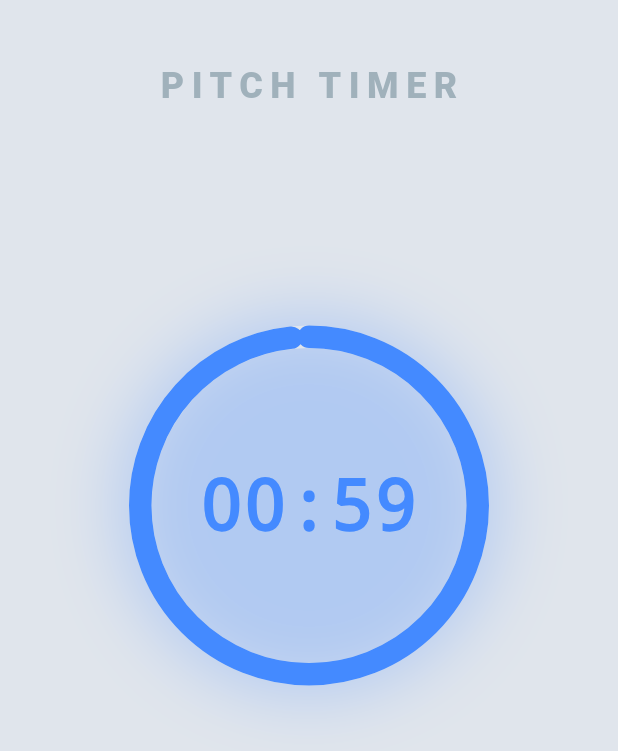
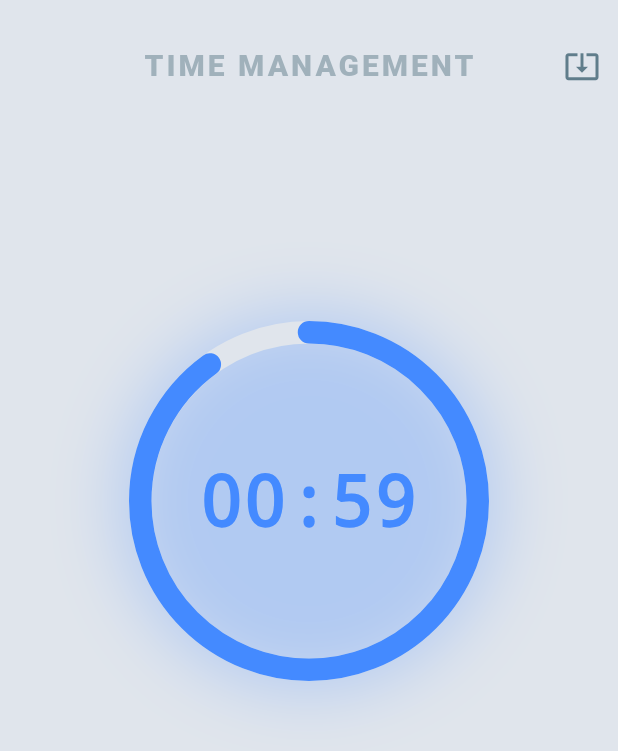
Before and after one commit to shokhai2007-arch/Time_manager, a Flutter app: the screen it shows after launch, after a tap on "START", on a phone screen of 412 x 824 dp. Shown: the top 751 px of the screen. Run offline on Flutter 3.47's test engine with Material 3 defaults, Android fonts, the phone set to English and light mode, and no system bars; drawn by our look-alikes of percent_indicator; our stand-ins replace flutter_neumorphic_plus, flutter_riverpod, package_info_plus, vibration; network calls fail.

Commit message:
feat: Time Management v2 - dual timer, ALFA icon, auto-update, permissions
- Rename app to 'Time Management' (package: time_management)
- Add A.L.F.A.png launcher icon via flutter_launcher_icons
- Refactor TimerState: totalSeconds + periodSeconds dual-timer logic
- Each period end triggers 3s haptic vibration, loops until total expires
- Add 3-tier dynamic UI (Header, Haptic Ring, Depth-Recess inputs)
- Add lib/updater.dart: GitHub Releases API auto-update checker
- Add update button in header (system_update_alt icon)
- Add Android permissions: INTERNET, REQUEST_INSTALL_PACKAGES
- Fix android:label to 'Time Management'
- Add deps: http, url_launcher, package_info_plus, flutter_launcher_icons
- Update widget test for new title 'TIME MANAGEMENT'

```diff
--- /dev/null
+++ b/flutter_launcher_icons.yaml
@@ -0,0 +1,4 @@
+flutter_launcher_icons:
+  android: true
+  image_path: "A.L.F.A.png"
+  min_sdk_android: 21
--- a/lib/main.dart
+++ b/lib/main.dart
@@ -3,6 +3,7 @@ import 'package:flutter_riverpod/flutter_riverpod.dart';
 import 'timer_controller.dart';
 import 'decorators.dart';
 import 'widgets/haptic_ring.dart';
+import 'updater.dart';
 
 void main() {
   runApp(const ProviderScope(child: MyApp()));
@@ -36,9 +37,22 @@ class MainScreen extends ConsumerStatefulWidget {
 }
 
 class _MainScreenState extends ConsumerState<MainScreen> {
-  final TextEditingController _inputController = TextEditingController(
-    text: '60',
+  final TextEditingController _totalTimeController = TextEditingController(text: '60');
+  final TextEditingController _periodTimeController = TextEditingController(text: '10');
+
+  void _checkUpdates() async {
+    final hasUpdate = await AutoUpdater.checkForUpdates();
+    if (!mounted) return;
+    if (hasUpdate) {
+      ScaffoldMessenger.of(context).showSnackBar(
+        const SnackBar(content: Text('Yangilanish topildi va yuklanmoqda...')),
       );
+    } else {
+      ScaffoldMessenger.of(context).showSnackBar(
+        const SnackBar(content: Text('Oxirgi versiyadan foydalanyapsiz.')),
+      );
+    }
+  }
 
   @override
   Widget build(BuildContext context) {
@@ -52,32 +66,43 @@ class _MainScreenState extends ConsumerState<MainScreen> {
       body: SafeArea(
         child: Column(
           children: [
-            const SizedBox(height: 40),
-            // Header
+            const SizedBox(height: 20),
+            // Header (Tier 1)
+            Row(
+              mainAxisAlignment: MainAxisAlignment.spaceBetween,
+              children: [
+                const SizedBox(width: 48), // Balance for icon button
                 Text(
-              'PITCH TIMER',
+                  'TIME MANAGEMENT',
                   style: TextStyle(
-                fontSize: 24,
+                    fontSize: 20,
                     fontWeight: FontWeight.w900,
                     color: Colors.blueGrey.withValues(alpha: 0.5),
-                letterSpacing: 5,
+                    letterSpacing: 2,
                   ),
+                ),
+                IconButton(
+                  icon: const Icon(Icons.system_update_alt, color: Colors.blueGrey),
+                  onPressed: _checkUpdates,
+                  tooltip: 'Check for updates',
+                ),
+              ],
             ),
             const Spacer(),
 
-            // Central Ring/Timer
+            // Central Ring/Timer (Tier 2)
             GestureDetector(
               onTap: timerNotifier.toggle,
               onLongPress: timerNotifier.hardReset,
               child: HapticRingComponent(
-                progress: timerState.progress,
-                text: _formatTime(timerState.remainingSeconds),
+                progress: timerState.periodProgress,
+                text: _formatTime(timerState.remainingTotalSeconds),
               ),
             ),
 
             const Spacer(),
 
-            // Footer Inputs with Depth-Recess Transition
+            // Footer Inputs with Depth-Recess Transition (Tier 3)
             AnimatedOpacity(
               duration: const Duration(milliseconds: 500),
               opacity: isIdle ? 1.0 : 0.0,
@@ -91,37 +116,62 @@ class _MainScreenState extends ConsumerState<MainScreen> {
                   ),
                   child: Column(
                     children: [
-                      Neumorphic(
+                      Row(
+                        children: [
+                          Expanded(
+                            child: Neumorphic(
                               style: NeumorphicDecorator.recessedStyle,
                               padding: const EdgeInsets.symmetric(
-                          horizontal: 20,
+                                horizontal: 10,
                                 vertical: 5,
                               ),
                               child: TextField(
-                          controller: _inputController,
+                                controller: _totalTimeController,
                                 keyboardType: TextInputType.number,
                                 textAlign: TextAlign.center,
                                 style: const TextStyle(
-                            fontSize: 20,
+                                  fontSize: 16,
                                   fontWeight: FontWeight.bold,
                                 ),
                                 decoration: const InputDecoration(
                                   border: InputBorder.none,
-                            hintText: 'Enter Seconds',
+                                  hintText: 'Total (s)',
                                 ),
-                          onChanged: (val) {
-                            final sec = int.tryParse(val) ?? 0;
-                            timerNotifier.setDuration(sec);
-                          },
                               ),
+                            ),
+                          ),
+                          const SizedBox(width: 20),
+                          Expanded(
+                            child: Neumorphic(
+                              style: NeumorphicDecorator.recessedStyle,
+                              padding: const EdgeInsets.symmetric(
+                                horizontal: 10,
+                                vertical: 5,
+                              ),
+                              child: TextField(
+                                controller: _periodTimeController,
+                                keyboardType: TextInputType.number,
+                                textAlign: TextAlign.center,
+                                style: const TextStyle(
+                                  fontSize: 16,
+                                  fontWeight: FontWeight.bold,
+                                ),
+                                decoration: const InputDecoration(
+                                  border: InputBorder.none,
+                                  hintText: 'Period (s)',
+                                ),
+                              ),
+                            ),
+                          ),
+                        ],
                       ),
                       const SizedBox(height: 30),
                       NeumorphicButton(
                         onPressed: () {
                           if (isIdle) {
-                            final sec =
-                                int.tryParse(_inputController.text) ?? 60;
-                            timerNotifier.setDuration(sec);
+                            final total = int.tryParse(_totalTimeController.text) ?? 60;
+                            final period = int.tryParse(_periodTimeController.text) ?? 10;
+                            timerNotifier.setDurations(total, period);
                             timerNotifier.start();
                           } else {
                             timerNotifier.toggle();
--- a/lib/timer_controller.dart
+++ b/lib/timer_controller.dart
@@ -6,28 +6,37 @@ enum TimerStatus { idle, active, paused }
 
 class TimerState {
   final int totalSeconds;
-  final int remainingSeconds;
+  final int remainingTotalSeconds;
+  final int periodSeconds;
+  final int remainingPeriodSeconds;
   final TimerStatus status;
 
   TimerState({
     required this.totalSeconds,
-    required this.remainingSeconds,
+    required this.remainingTotalSeconds,
+    required this.periodSeconds,
+    required this.remainingPeriodSeconds,
     required this.status,
   });
 
   TimerState copyWith({
     int? totalSeconds,
-    int? remainingSeconds,
+    int? remainingTotalSeconds,
+    int? periodSeconds,
+    int? remainingPeriodSeconds,
     TimerStatus? status,
   }) {
     return TimerState(
       totalSeconds: totalSeconds ?? this.totalSeconds,
-      remainingSeconds: remainingSeconds ?? this.remainingSeconds,
+      remainingTotalSeconds: remainingTotalSeconds ?? this.remainingTotalSeconds,
+      periodSeconds: periodSeconds ?? this.periodSeconds,
+      remainingPeriodSeconds: remainingPeriodSeconds ?? this.remainingPeriodSeconds,
       status: status ?? this.status,
     );
   }
 
-  double get progress => totalSeconds > 0 ? remainingSeconds / totalSeconds : 0;
+  double get periodProgress => periodSeconds > 0 ? remainingPeriodSeconds / periodSeconds : 0;
+  double get totalProgress => totalSeconds > 0 ? remainingTotalSeconds / totalSeconds : 0;
 }
 
 class TimerNotifier extends StateNotifier<TimerState> {
@@ -35,17 +44,21 @@ class TimerNotifier extends StateNotifier<TimerState> {
       : super(
           TimerState(
             totalSeconds: 0,
-            remainingSeconds: 0,
+            remainingTotalSeconds: 0,
+            periodSeconds: 0,
+            remainingPeriodSeconds: 0,
             status: TimerStatus.idle,
           ),
         );
 
   Timer? _timer;
 
-  void setDuration(int seconds) {
+  void setDurations(int total, int period) {
     state = state.copyWith(
-      totalSeconds: seconds,
-      remainingSeconds: seconds,
+      totalSeconds: total,
+      remainingTotalSeconds: total,
+      periodSeconds: period,
+      remainingPeriodSeconds: period,
       status: TimerStatus.idle,
     );
   }
@@ -59,18 +72,33 @@ class TimerNotifier extends StateNotifier<TimerState> {
   }
 
   void start() {
-    if (state.remainingSeconds <= 0) return;
+    if (state.remainingTotalSeconds <= 0) return;
 
     state = state.copyWith(status: TimerStatus.active);
     _timer?.cancel();
     _timer = Timer.periodic(const Duration(seconds: 1), (timer) {
-      if (state.remainingSeconds > 0) {
-        state = state.copyWith(remainingSeconds: state.remainingSeconds - 1);
+      if (state.remainingTotalSeconds > 0) {
+        final int newTotal = state.remainingTotalSeconds - 1;
+        int newPeriod = state.remainingPeriodSeconds - 1;
 
-        if (state.remainingSeconds == 0) {
+        if (newPeriod <= 0 && newTotal > 0) {
+          unawaited(_vibrate(3000));
+          newPeriod = state.periodSeconds;
+        }
+
+        if (newTotal == 0) {
           unawaited(_vibrate(2000));
           timer.cancel();
-          state = state.copyWith(status: TimerStatus.idle);
+          state = state.copyWith(
+            remainingTotalSeconds: 0,
+            remainingPeriodSeconds: 0,
+            status: TimerStatus.idle,
+          );
+        } else {
+          state = state.copyWith(
+            remainingTotalSeconds: newTotal,
+            remainingPeriodSeconds: newPeriod,
+          );
         }
       } else {
         timer.cancel();
@@ -86,7 +114,8 @@ class TimerNotifier extends StateNotifier<TimerState> {
   void reset() {
     _timer?.cancel();
     state = state.copyWith(
-      remainingSeconds: state.totalSeconds,
+      remainingTotalSeconds: state.totalSeconds,
+      remainingPeriodSeconds: state.periodSeconds,
       status: TimerStatus.idle,
     );
     unawaited(_vibrate(500));
@@ -96,7 +125,9 @@ class TimerNotifier extends StateNotifier<TimerState> {
     _timer?.cancel();
     state = TimerState(
       totalSeconds: 0,
-      remainingSeconds: 0,
+      remainingTotalSeconds: 0,
+      periodSeconds: 0,
+      remainingPeriodSeconds: 0,
       status: TimerStatus.idle,
     );
     unawaited(_vibrate(1000));
```
Also changed, not shown: lib/updater.dart (added, +43 -0 lines), pubspec.yaml (+6 -2 lines), A.L.F.A.png (added), pubspec.lock, 9 other files. Lines whose indentation alone changed are shown as unchanged.
